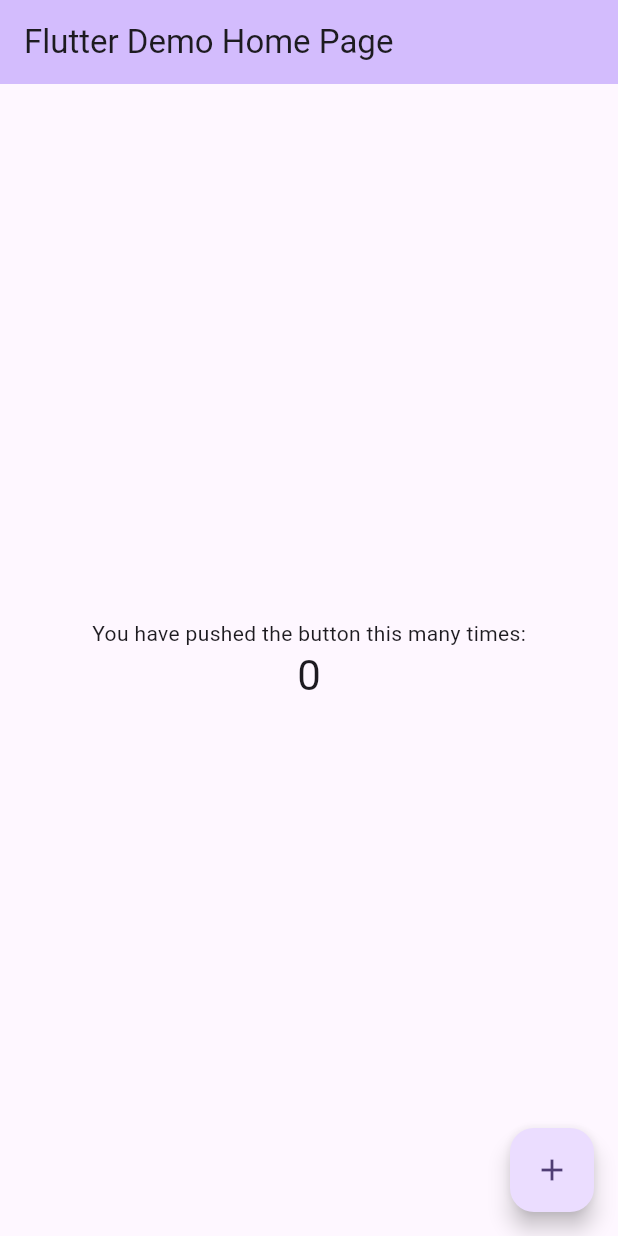
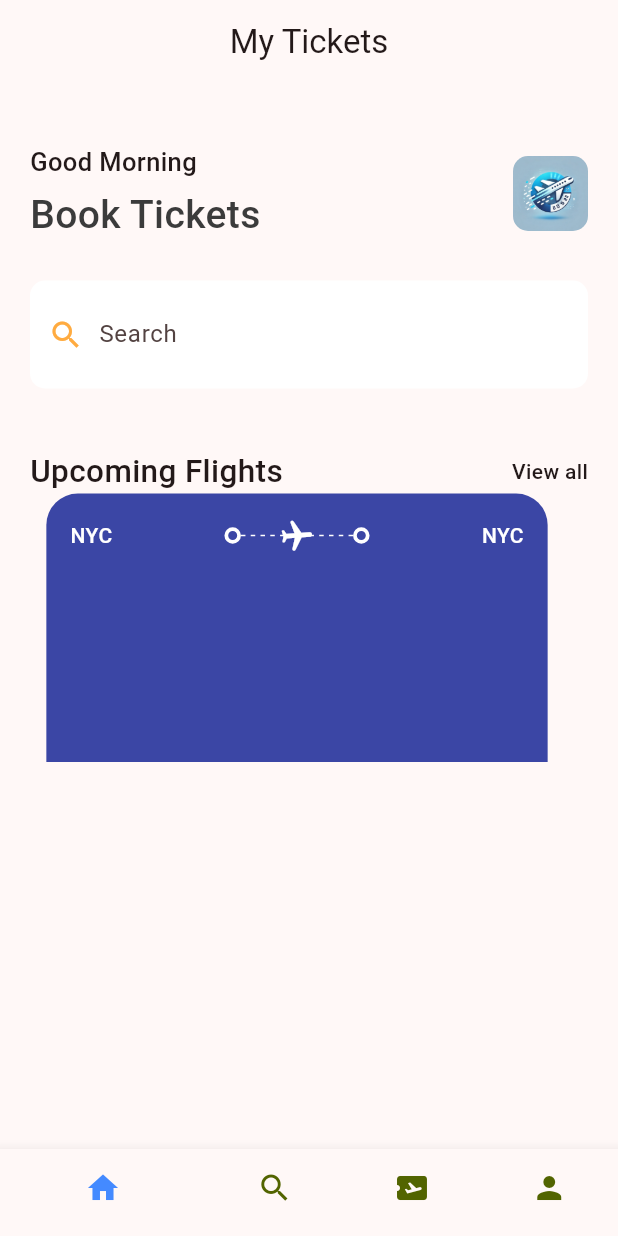
Before and after one commit to rksrbbn/first-app, a Flutter app: the screen it shows after launch, on a phone screen of 412 x 824 dp. Run offline on Flutter 3.47's test engine with Material 3 defaults, Android fonts, the phone set to English and light mode, and no system bars.

Commit message:
home screen UI

```diff
--- /dev/null
+++ b/lib/base/bottom_nav_bar.dart
@@ -0,0 +1,51 @@
+import 'package:first_app/base/screens/home_screen.dart';
+import 'package:flutter/material.dart';
+
+class BottomNavBar extends StatefulWidget {
+  const BottomNavBar({super.key});
+
+  @override
+  State<BottomNavBar> createState() => _BottomNavBarState();
+}
+
+class _BottomNavBarState extends State<BottomNavBar> {
+
+  final appScreens = [
+    const HomeScreen(),
+    Center(child: Text("Search")),
+    Center(child: Text("Tickets")),
+    Center(child: Text("Profile")),
+  ];
+
+  int selectedIndex = 0;
+
+  void onChangeItem(int index) {
+    setState(() {
+      selectedIndex = index;
+    });
+  }
+
+  @override
+  Widget build(BuildContext context) {
+    return Scaffold(
+      appBar: AppBar(
+        title: Text("My Tickets"),
+        centerTitle: true,
+      ),
+      body: appScreens[selectedIndex],
+      bottomNavigationBar: BottomNavigationBar(
+        currentIndex: selectedIndex,
+        unselectedItemColor: Color(0xFF526400),
+        showSelectedLabels: false,
+        selectedItemColor: Colors.blueAccent,
+        onTap: onChangeItem,
+        items: [
+          BottomNavigationBarItem(icon: Icon(Icons.home), label: "Home"),
+          BottomNavigationBarItem(icon: Icon(Icons.search), label: "Search"),
+          BottomNavigationBarItem(icon: Icon(Icons.airplane_ticket), label: "Tickets"),
+          BottomNavigationBarItem(icon: Icon(Icons.person), label: "Profile"),
+        ]
+      ),
+    );
+  }
+}
--- /dev/null
+++ b/lib/base/screens/home_screen.dart
@@ -0,0 +1,88 @@
+import 'package:first_app/base/widgets/app_double_text.dart';
+import 'package:first_app/base/widgets/ticket_view.dart';
+import 'package:flutter/material.dart';
+
+class HomeScreen extends StatelessWidget {
+  const HomeScreen({super.key});
+
+  @override
+  Widget build(BuildContext context) {
+    return Scaffold(
+      body: ListView(
+        children: [
+          SizedBox(height: 40,),
+          Container(
+            padding: EdgeInsets.symmetric(horizontal: 20),
+            child:
+              Column (
+              children: [
+              Row(
+                mainAxisAlignment: MainAxisAlignment.spaceBetween,
+                children: [
+                  Column(
+                    crossAxisAlignment: CrossAxisAlignment.start,
+                    children: [
+                      Text(
+                        "Good Morning",
+                        style: TextStyle(
+                          fontSize: 17,
+                          fontWeight: FontWeight.w500
+                        ),
+                      ),
+                      SizedBox(height: 5),
+                      Text(
+                        "Book Tickets",
+                        style: TextStyle(
+                          fontSize: 26,
+                          fontWeight: FontWeight.w500,
+                          color: Color(0xFF3b3b3b)
+                        ),
+                      ),
+                    ],
+                  ),
+                  Container(
+                    width: 50,
+                    height: 50,
+                    decoration: BoxDecoration(
+                      borderRadius: BorderRadius.circular(10),
+                      image: DecorationImage(
+                        image: AssetImage('assets/images/plane_logo.webp')
+                      )
+                    ),
+                  )
+                ],
+              ),
+              SizedBox(height: 25),
+              Container(
+                padding: EdgeInsets.symmetric(horizontal: 12, vertical: 12),
+                decoration: BoxDecoration(
+                  borderRadius: BorderRadius.circular(10),
+                  color: Colors.white
+                ),
+                child:
+                  Row(
+                  children: [
+                    Icon(Icons.search_outlined, color: Colors.orangeAccent),
+                    SizedBox(width: 10),
+                    Expanded(
+                      child: TextField(
+                        decoration: InputDecoration(
+                          hintText: "Search",
+                          border: InputBorder.none,
+                        ),
+                      ),
+                    ),
+                  ],
+                )
+              ),
+              SizedBox(height: 40),
+              AppDoubleText(bigText: 'Upcoming Flights', smallText: 'View all'),
+              TicketView(),
+              ],
+            )
+          )
+        ],
+      ),
+    );
+  }
+}
--- /dev/null
+++ b/lib/base/widgets/app_double_text.dart
@@ -0,0 +1,36 @@
+import 'package:flutter/material.dart';
+
+class AppDoubleText extends StatelessWidget {
+  const AppDoubleText({super.key, required this.bigText, required this.smallText});
+  final String bigText;
+  final String smallText;
+
+
+  @override
+  Widget build(BuildContext context) {
+    return Row(
+      mainAxisAlignment: MainAxisAlignment.spaceBetween,
+      children: [
+
+        Text(bigText, style: TextStyle(
+          fontSize: 21,
+          fontWeight: FontWeight.w500
+        )
+        ),
+        InkWell(
+          onTap: () {
+
+          },
+          child: Text(smallText, style:
+            TextStyle(
+              fontSize: 14,
+              fontWeight: FontWeight.w500
+            )
+          ),
+        )
+
+
+      ],
+    );
+  }
+}
--- /dev/null
+++ b/lib/base/widgets/app_layoutbuilder_widget.dart
@@ -0,0 +1,25 @@
+import 'package:flutter/material.dart';
+
+class AppLayoutbuilderWidget extends StatelessWidget {
+  final int randomDivider;
+
+  const AppLayoutbuilderWidget({super.key, required this.randomDivider});
+
+  @override
+  Widget build(BuildContext context) {
+    return LayoutBuilder(
+      builder: (BuildContext context, BoxConstraints constraints) {
+        return Flex(
+          mainAxisAlignment: MainAxisAlignment.spaceBetween,
+          direction: Axis.horizontal,
+          children: List.generate((constraints.constrainWidth()/randomDivider).floor(), (index)=> SizedBox(
+            width: 3, height: 1,
+            child: DecoratedBox(decoration: BoxDecoration(
+              color: Colors.white
+            )),
+          ))
+        ); // Ganti dengan widget yang Anda inginkan
+      },
+    );
+  }
+}
--- /dev/null
+++ b/lib/base/widgets/big_dot.dart
@@ -0,0 +1,16 @@
+import 'package:flutter/material.dart';
+
+class BigDot extends StatelessWidget {
+  const BigDot({super.key});
+
+  @override
+  Widget build(BuildContext context) {
+    return Container(
+      padding: EdgeInsets.all(3),
+      decoration: BoxDecoration(
+        border: Border.all(width: 2.5, color: Colors.white),
+        borderRadius: BorderRadius.circular(20)
+      ),
+    );
+  }
+}
--- /dev/null
+++ b/lib/base/widgets/ticket_view.dart
@@ -0,0 +1,65 @@
+import 'package:first_app/base/widgets/app_layoutbuilder_widget.dart';
+import 'package:first_app/base/widgets/big_dot.dart';
+import 'package:flutter/material.dart';
+
+class TicketView extends StatelessWidget {
+  const TicketView({super.key});
+
+  @override
+  Widget build(BuildContext context) {
+    final size = MediaQuery.of(context).size;
+    return SizedBox(
+      width: size.width*0.85,
+      height: 179,
+      child: Container(
+        margin: EdgeInsets.only(right: 16),
+        padding: EdgeInsets.all(16),
+        decoration: BoxDecoration(
+          color: const Color.fromARGB(255, 59, 70, 165),
+          borderRadius: BorderRadius.only(topLeft: Radius.circular(21), topRight: Radius.circular(21))
+
+        ),
+        child: Column(
+          children: [
+            Row(
+              children: [
+                Text(
+                  "NYC",
+                  style: TextStyle(
+                    color: Colors.white,
+                    fontWeight: FontWeight.w500
+                  ),
+
+                ),
+                Expanded(child: Container()),
+                BigDot(),
+                Expanded(
+                  child:
+                  Stack(
+                    children: [
+                      SizedBox(
+                        height: 24,
+                        child: AppLayoutbuilderWidget(randomDivider: 6),
+                      ),
+                      Center(child: Transform.rotate(angle: 1.5, child: Icon(Icons.local_airport_rounded,color: Colors.white)))
+                    ]
+                    )
+                  ),
+                BigDot(),
+                Expanded(child: Container()),
+                Text(
+                  "NYC",
+                  style: TextStyle(
+                    color: Colors.white,
+                    fontWeight: FontWeight.w500
+                  ),
+
+                )
+              ],
+            )
+          ],
+        ),
+      ),
+    );
+  }
+}
--- a/lib/main.dart
+++ b/lib/main.dart
@@ -1,3 +1,4 @@
+import 'package:first_app/base/bottom_nav_bar.dart';
 import 'package:flutter/material.dart';
 
 void main() {
@@ -7,120 +8,84 @@ void main() {
 class MyApp extends StatelessWidget {
   const MyApp({super.key});
 
-  // This widget is the root of your application.
   @override
   Widget build(BuildContext context) {
     return MaterialApp(
       title: 'Flutter Demo',
       theme: ThemeData(
-        // This is the theme of your application.
-        //
-        // TRY THIS: Try running your application with "flutter run". You'll see
-        // the application has a purple toolbar. Then, without quitting the app,
-        // try changing the seedColor in the colorScheme below to Colors.green
-        // and then invoke "hot reload" (save your changes or press the "hot
-        // reload" button in a Flutter-supported IDE, or press "r" if you used
-        // the command line to start the app).
-        //
-        // Notice that the counter didn't reset back to zero; the application
-        // state is not lost during the reload. To reset the state, use hot
-        // restart instead.
-        //
-        // This works for code too, not just values: Most code changes can be
-        // tested with just a hot reload.
-        colorScheme: ColorScheme.fromSeed(seedColor: Colors.deepPurple),
+        colorScheme: ColorScheme.fromSeed(seedColor: Colors.redAccent),
         useMaterial3: true,
       ),
-      home: const MyHomePage(title: 'Flutter Demo Home Page'),
+      home: BottomNavBar()
     );
   }
 }
 
-class MyHomePage extends StatefulWidget {
-  const MyHomePage({super.key, required this.title});
+// class MyHomePage extends StatefulWidget {
+//   const MyHomePage({super.key, required this.title});
 
-  // This widget is the home page of your application. It is stateful, meaning
-  // that it has a State object (defined below) that contains fields that affect
-  // how it looks.
+//   final String title;
 
-  // This class is the configuration for the state. It holds the values (in this
-  // case the title) provided by the parent (in this case the App widget) and
-  // used by the build method of the State. Fields in a Widget subclass are
-  // always marked "final".
+//   @override
+//   State<MyHomePage> createState() => _MyHomePageState();
+// }
 
-  final String title;
+// class _MyHomePageState extends State<MyHomePage> {
+//   int _counter = 0;
 
-  @override
-  State<MyHomePage> createState() => _MyHomePageState();
-}
+//   void _incrementCounter() {
+//     setState(() {
+//       _counter++;
+//     });
+//   }
 
-class _MyHomePageState extends State<MyHomePage> {
-  int _counter = 0;
+//   void _decrementCounter() {
+//     setState(() {
+//       _counter--;
+//     });
+//   }
 
-  void _incrementCounter() {
-    setState(() {
-      // This call to setState tells the Flutter framework that something has
-      // changed in this State, which causes it to rerun the build method below
-      // so that the display can reflect the updated values. If we changed
-      // _counter without calling setState(), then the build method would not be
-      // called again, and so nothing would appear to happen.
-      _counter++;
-    });
-  }
+//   @override
+//   Widget build(BuildContext context) {
 
-  @override
-  Widget build(BuildContext context) {
-    // This method is rerun every time setState is called, for instance as done
-    // by the _incrementCounter method above.
-    //
-    // The Flutter framework has been optimized to make rerunning build methods
-    // fast, so that you can just rebuild anything that needs updating rather
-    // than having to individually change instances of widgets.
-    return Scaffold(
-      appBar: AppBar(
-        // TRY THIS: Try changing the color here to a specific color (to
-        // Colors.amber, perhaps?) and trigger a hot reload to see the AppBar
-        // change color while the other colors stay the same.
-        backgroundColor: Theme.of(context).colorScheme.inversePrimary,
-        // Here we take the value from the MyHomePage object that was created by
-        // the App.build method, and use it to set our appbar title.
-        title: Text(widget.title),
-      ),
-      body: Center(
-        // Center is a layout widget. It takes a single child and positions it
-        // in the middle of the parent.
-        child: Column(
-          // Column is also a layout widget. It takes a list of children and
-          // arranges them vertically. By default, it sizes itself to fit its
-          // children horizontally, and tries to be as tall as its parent.
-          //
-          // Column has various properties to control how it sizes itself and
-          // how it positions its children. Here we use mainAxisAlignment to
-          // center the children vertically; the main axis here is the vertical
-          // axis because Columns are vertical (the cross axis would be
-          // horizontal).
-          //
-          // TRY THIS: Invoke "debug painting" (choose the "Toggle Debug Paint"
-          // action in the IDE, or press "p" in the console), to see the
-          // wireframe for each widget.
-          mainAxisAlignment: MainAxisAlignment.center,
-          children: <Widget>[
-            const Text(
-              'You have pushed the button this many times:',
-            ),
-            Text(
-              '$_counter' ,
-              style: Theme.of(context).textTheme.headlineMedium,
-            ),
-          ],
-        ),
-      ),
-      floatingActionButton: FloatingActionButton(
-        onPressed: _incrementCounter,
-        tooltip: 'Increment',
-        child: const Icon(Icons.add),
-      ), // This trailing comma makes auto-formatting nicer for build methods.
+//     return Scaffold(
+//       appBar: AppBar(
 
-    );
-  }
-}
+//         backgroundColor: Theme.of(context).colorScheme.inversePrimary,
+
+//         title: Text(widget.title),
+//       ),
+//       body: Center(
+//         child: Column(
+
+//           mainAxisAlignment: MainAxisAlignment.center,
+//           children: <Widget>[
+//             const Text(
+//               'You have pushed the button this many times:',
+//             ),
+//             Text(
+//               '$_counter' ,
+//               style: Theme.of(context).textTheme.headlineMedium,
+//             ),
+//           ],
+//         ),
+//       ),
+//       floatingActionButton: Row(
+//         mainAxisAlignment: MainAxisAlignment.center,
+//         children: [
+//           FloatingActionButton(
+//             onPressed: _incrementCounter,
+//             tooltip: 'Increment',
+//             child: const Icon(Icons.add),
+//           ), // This trailing comma makes auto-formatting nicer for build methods.
+//           FloatingActionButton(
+//             onPressed: _decrementCounter,
+//             tooltip: 'Decrement',
+//             child: const Icon(Icons.remove),
+//           ), // This trailing comma makes auto-formatting nicer for build methods.
+//         ],
+//       )
+
+//     );
+//   }
+// }
--- a/pubspec.yaml
+++ b/pubspec.yaml
@@ -58,8 +58,8 @@ flutter:
   uses-material-design: true
 
   # To add assets to your application, add an assets section, like this:
-  # assets:
-  #   - images/a_dot_burr.jpeg
+  assets:
+    - assets/images/
   #   - images/a_dot_ham.jpeg
 
   # An image asset can refer to one or more resolution-specific "variants", see
```
Also changed, not shown: assets/images/plane_logo.webp (added).
